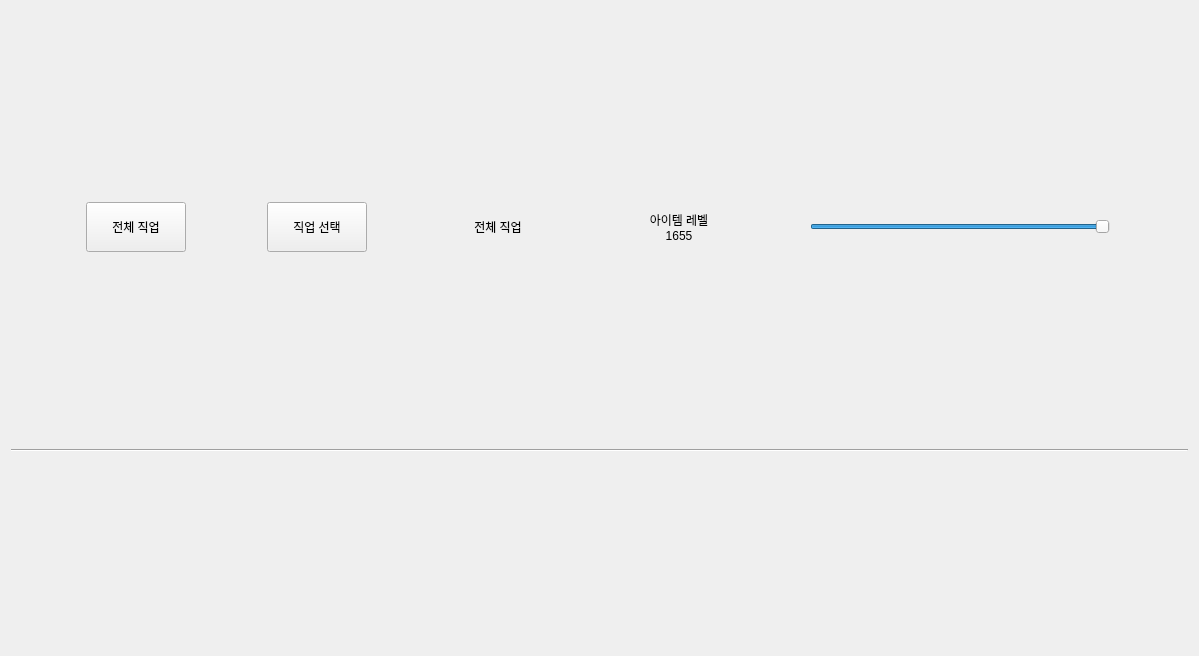
Qt form function/character_ranking/character_ranking.ui (Wseop/loa-manager-qt-client) before a commit.
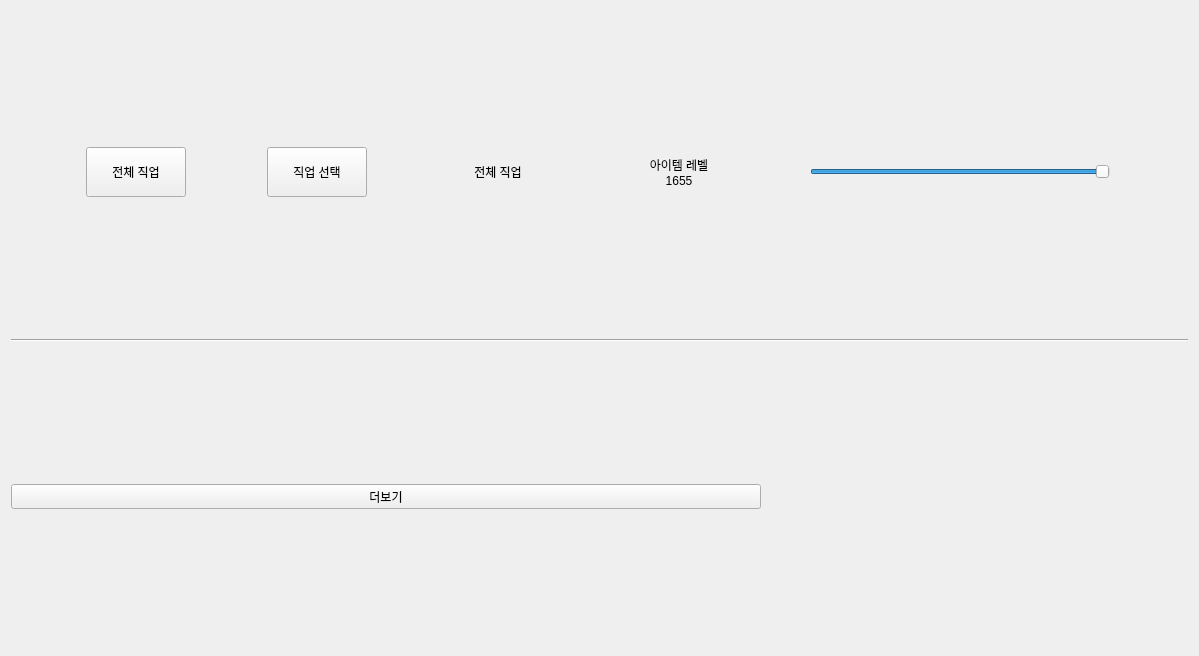
The same form after that commit.

Commit message: FEAT:Modified to add 100 rank_data per render

Diff of the .ui file:
```diff
--- a/function/character_ranking/character_ranking.ui
+++ b/function/character_ranking/character_ranking.ui
@@ -145,6 +145,25 @@
    <item>
     <layout class="QVBoxLayout" name="vLayoutRankingData"/>
    </item>
+   <item>
+    <widget class="QPushButton" name="pbRenderMore">
+     <property name="minimumSize">
+      <size>
+       <width>750</width>
+       <height>0</height>
+      </size>
+     </property>
+     <property name="maximumSize">
+      <size>
+       <width>750</width>
+       <height>25</height>
+      </size>
+     </property>
+     <property name="text">
+      <string>더보기</string>
+     </property>
+    </widget>
+   </item>
   </layout>
  </widget>
  <resources/>
```
The commit also changes 1 other file.
